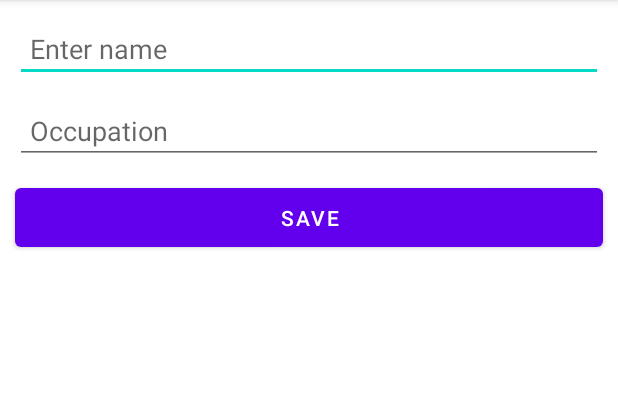
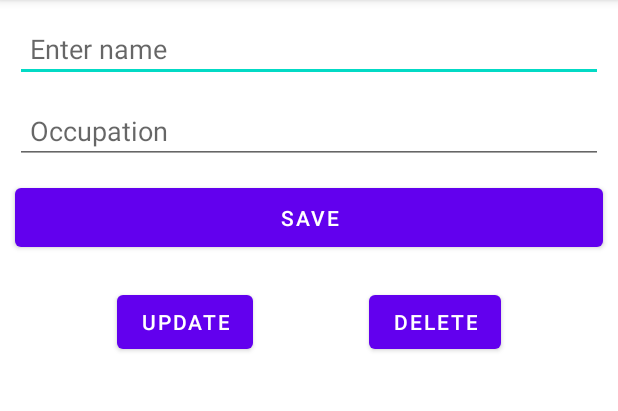
Before and after one commit to DaviRamosUC/basics2Android, an Android app: the NewContact screen opened directly, with no data from a screen before it, on a phone screen of 412 x 824 dp, the part 84-495 px from its top. Run offline under Robolectric (Android 15) with nearby library versions, the phone set to English and light mode, and no system bars; our stand-ins replace Room's generated code.

Commit message:
Setting Up the delete & update buttons

```diff
--- a/ContactRoom/app/src/main/java/com/devdavi/contactroom/MainActivity.java
+++ b/ContactRoom/app/src/main/java/com/devdavi/contactroom/MainActivity.java
@@ -22,6 +22,7 @@ import java.util.Objects;
 
 public class MainActivity extends AppCompatActivity implements RecyclerViewAdapter.OnContactClickListener {
     private static final int NEW_CONTACT_ACTIVITY_REQUEST_CODE = 1;
+    public static final String CONTACT_ID = "contact_id";
     private ContactViewModel contactViewModel;
     private TextView textView;
     private RecyclerView recyclerView;
@@ -71,6 +72,10 @@ public class MainActivity extends AppCompatActivity implements RecyclerViewAdapt
     @Override
     public void onContactClick(int position) {
         Contact contact = Objects.requireNonNull(contactViewModel.allContacts.getValue()).get(position);
-        Log.d("Clicked", "onContactClick: "+ contact.getName());
+        Log.d("Clicked", "onContactClick: " + contact.getName());
+
+        Intent intent = new Intent(MainActivity.this, NewContact.class);
+        intent.putExtra(CONTACT_ID, contact.getId());
+        startActivity(intent);
     }
 }
--- a/ContactRoom/app/src/main/java/com/devdavi/contactroom/NewContact.java
+++ b/ContactRoom/app/src/main/java/com/devdavi/contactroom/NewContact.java
@@ -7,6 +7,11 @@ import android.widget.Button;
 import android.widget.EditText;
 
 import androidx.appcompat.app.AppCompatActivity;
+import androidx.lifecycle.Observer;
+import androidx.lifecycle.ViewModelProvider;
+
+import com.devdavi.contactroom.model.Contact;
+import com.devdavi.contactroom.model.ContactViewModel;
 
 public class NewContact extends AppCompatActivity {
     public static final String NAME_REPLY = "name_reply";
@@ -17,6 +22,8 @@ public class NewContact extends AppCompatActivity {
     private EditText enterOccupation;
     private Button saveInfoButton;
 
+    private ContactViewModel contactViewModel;
+
     @Override
     protected void onCreate(Bundle savedInstanceState) {
         super.onCreate(savedInstanceState);
@@ -24,6 +31,10 @@ public class NewContact extends AppCompatActivity {
         enterName = findViewById(R.id.enter_name);
         enterOccupation = findViewById(R.id.enter_occupation);
         saveInfoButton = findViewById(R.id.save_button);
+
+        contactViewModel = new ViewModelProvider.AndroidViewModelFactory(NewContact.this
+                .getApplication())
+                .create(ContactViewModel.class);
 
         saveInfoButton.setOnClickListener(view -> {
             Intent replyIntent = new Intent();
@@ -41,5 +52,16 @@ public class NewContact extends AppCompatActivity {
             }
             finish();
         });
+
+        Bundle data = getIntent().getExtras();
+
+        if (data != null){
+            int id = data.getInt(MainActivity.CONTACT_ID);
+            contactViewModel.get(id).observe(this, contact -> {
+                enterName.setText(contact.getName());
+                enterOccupation.setText(contact.getOccupation());
+            });
+        }
+
     }
 }
--- a/ContactRoom/app/src/main/res/layout/activity_new_contact.xml
+++ b/ContactRoom/app/src/main/res/layout/activity_new_contact.xml
@@ -11,11 +11,11 @@
         style="@style/formStyle"
         android:layout_margin="@dimen/general_padding"
         android:hint="@string/name_hint"
+        android:importantForAutofill="no"
         app:layout_constraintEnd_toEndOf="parent"
         app:layout_constraintStart_toStartOf="parent"
         app:layout_constraintTop_toTopOf="parent"
-        tools:ignore="TouchTargetSizeCheck"
-        android:importantForAutofill="no" />
+        tools:ignore="TouchTargetSizeCheck" />
 
     <EditText
         android:id="@+id/enter_occupation"
@@ -25,12 +25,12 @@
         android:layout_margin="@dimen/general_padding"
         android:ems="10"
         android:hint="@string/occupation_hint"
+        android:importantForAutofill="no"
         android:inputType="textPersonName"
         app:layout_constraintEnd_toEndOf="parent"
         app:layout_constraintStart_toStartOf="parent"
         app:layout_constraintTop_toBottomOf="@+id/enter_name"
-        tools:ignore="TouchTargetSizeCheck"
-        android:importantForAutofill="no" />
+        tools:ignore="TouchTargetSizeCheck" />
 
     <Button
         android:id="@+id/save_button"
@@ -42,4 +42,27 @@
         app:layout_constraintEnd_toEndOf="parent"
         app:layout_constraintStart_toStartOf="parent"
         app:layout_constraintTop_toBottomOf="@+id/enter_occupation" />
+
+    <Button
+        android:id="@+id/update_button"
+        android:layout_width="wrap_content"
+        android:layout_height="wrap_content"
+        android:layout_marginTop="20dp"
+        android:text="@string/update_text"
+        app:layout_constraintEnd_toStartOf="@+id/delete_button"
+        app:layout_constraintHorizontal_bias="0.5"
+        app:layout_constraintStart_toStartOf="parent"
+        app:layout_constraintTop_toBottomOf="@+id/save_button" />
+
+    <Button
+        android:id="@+id/delete_button"
+        android:layout_width="wrap_content"
+        android:layout_height="wrap_content"
+        android:layout_marginTop="20dp"
+        android:text="@string/delete_text"
+        app:layout_constraintEnd_toEndOf="parent"
+        app:layout_constraintHorizontal_bias="0.5"
+        app:layout_constraintStart_toEndOf="@+id/update_button"
+        app:layout_constraintTop_toBottomOf="@+id/save_button" />
+
 </androidx.constraintlayout.widget.ConstraintLayout>
--- a/ContactRoom/app/src/main/res/values/strings.xml
+++ b/ContactRoom/app/src/main/res/values/strings.xml
@@ -5,4 +5,6 @@
     <string name="save_text">Save</string>
     <string name="empty">Enter information</string>
     <string name="description_text">Plus button icon</string>
+    <string name="update_text">Update</string>
+    <string name="delete_text">Delete</string>
 </resources>
```
